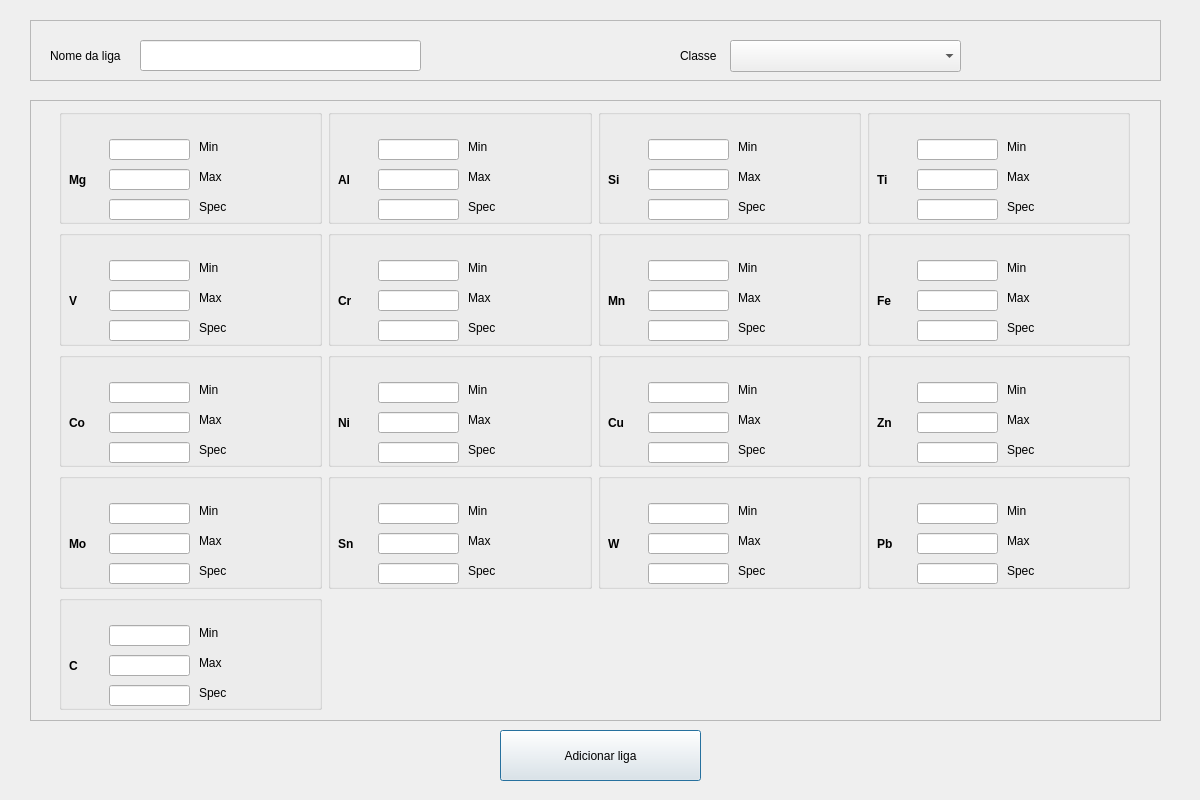
Qt form AlloyIdentifier/addtodatabase.ui (CarlaCosenza/AlloyIdentifier) before a commit.
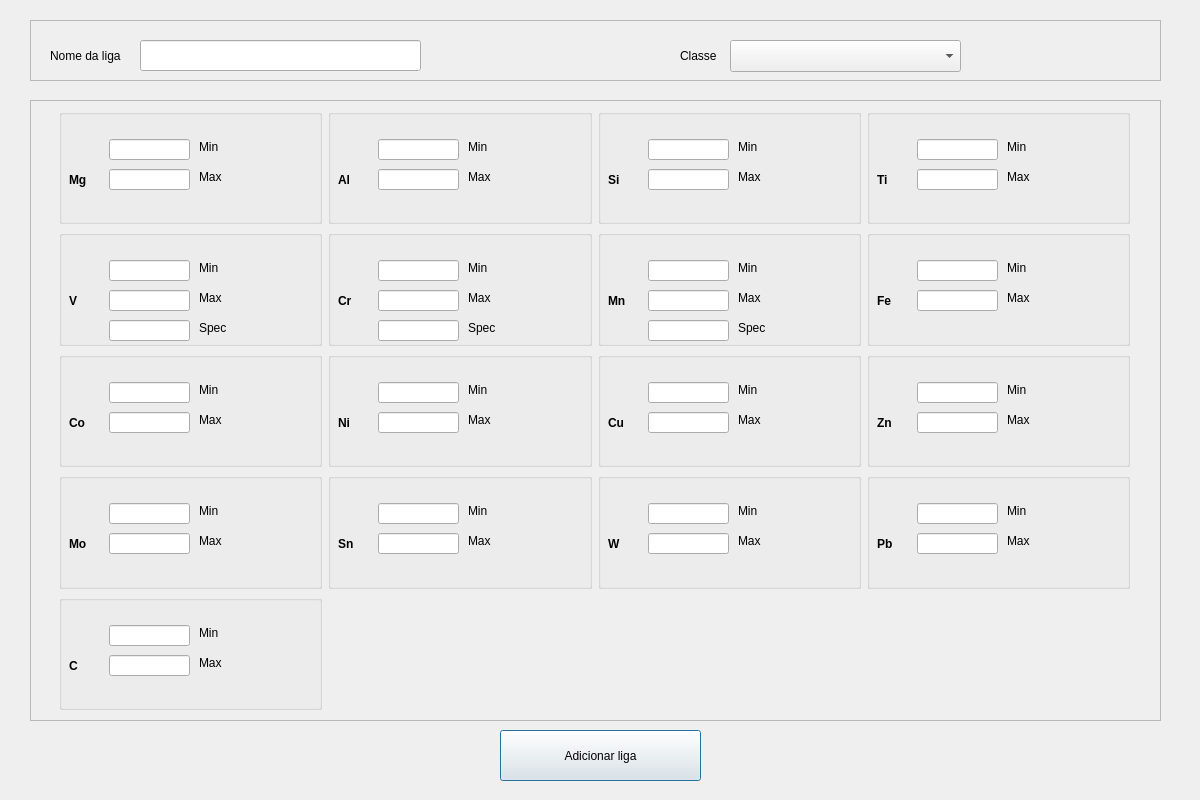
The same form after that commit.

Diff of the .ui file:
```diff
--- a/AlloyIdentifier/addtodatabase.ui
+++ b/AlloyIdentifier/addtodatabase.ui
@@ -189,29 +189,6 @@
          </rect>
         </property>
        </widget>
-       <widget class="QLineEdit" name="alSpec">
-        <property name="geometry">
-         <rect>
-          <x>50</x>
-          <y>90</y>
-          <width>81</width>
-          <height>21</height>
-         </rect>
-        </property>
-       </widget>
-       <widget class="QLabel" name="label_18">
-        <property name="geometry">
-         <rect>
-          <x>140</x>
-          <y>90</y>
-          <width>58</width>
-          <height>16</height>
-         </rect>
-        </property>
-        <property name="text">
-         <string>Spec</string>
-        </property>
-       </widget>
       </widget>
      </item>
      <item row="1" column="2">
@@ -391,29 +368,6 @@
          </rect>
         </property>
        </widget>
-       <widget class="QLineEdit" name="siSpec">
-        <property name="geometry">
-         <rect>
-          <x>50</x>
-          <y>90</y>
-          <width>81</width>
-          <height>21</height>
-         </rect>
-        </property>
-       </widget>
-       <widget class="QLabel" name="label_22">
-        <property name="geometry">
-         <rect>
-          <x>140</x>
-          <y>90</y>
-          <width>58</width>
-          <height>16</height>
-         </rect>
-        </property>
-        <property name="text">
-         <string>Spec</string>
-        </property>
-       </widget>
       </widget>
      </item>
      <item row="4" column="0">
@@ -492,29 +446,6 @@
          </rect>
         </property>
        </widget>
-       <widget class="QLineEdit" name="cSpec">
-        <property name="geometry">
-         <rect>
-          <x>50</x>
-          <y>90</y>
-          <width>81</width>
-          <height>21</height>
-         </rect>
-        </property>
-       </widget>
-       <widget class="QLabel" name="label_38">
-        <property name="geometry">
-         <rect>
-          <x>140</x>
-          <y>90</y>
-          <width>58</width>
-          <height>16</height>
-         </rect>
-        </property>
-        <property name="text">
-         <string>Spec</string>
-        </property>
-       </widget>
       </widget>
      </item>
      <item row="2" column="2">
@@ -593,29 +524,6 @@
          </rect>
         </property>
        </widget>
-       <widget class="QLineEdit" name="cuSpec">
-        <property name="geometry">
-         <rect>
-          <x>50</x>
-          <y>90</y>
-          <width>81</width>
-          <height>21</height>
-         </rect>
-        </property>
-       </widget>
-       <widget class="QLabel" name="label_46">
-        <property name="geometry">
-         <rect>
-          <x>140</x>
-          <y>90</y>
-          <width>58</width>
-          <height>16</height>
-         </rect>
-        </property>
-        <property name="text">
-         <string>Spec</string>
-        </property>
-       </widget>
       </widget>
      </item>
      <item row="0" column="3">
@@ -694,29 +602,6 @@
          </rect>
         </property>
        </widget>
-       <widget class="QLineEdit" name="tiSpec">
-        <property name="geometry">
-         <rect>
-          <x>50</x>
-          <y>90</y>
-          <width>81</width>
-          <height>21</height>
-         </rect>
-        </property>
-       </widget>
-       <widget class="QLabel" name="label_14">
-        <property name="geometry">
-         <rect>
-          <x>140</x>
-          <y>90</y>
-          <width>58</width>
-          <height>16</height>
-         </rect>
-        </property>
-        <property name="text">
-         <string>Spec</string>
-        </property>
-       </widget>
       </widget>
      </item>
      <item row="0" column="0">
@@ -795,29 +680,6 @@
          </rect>
         </property>
        </widget>
-       <widget class="QLineEdit" name="mgSpec">
-        <property name="geometry">
-         <rect>
-          <x>50</x>
-          <y>90</y>
-          <width>81</width>
-          <height>21</height>
-         </rect>
-        </property>
-       </widget>
-       <widget class="QLabel" name="label_6">
-        <property name="geometry">
-         <rect>
-          <x>140</x>
-          <y>90</y>
-          <width>58</width>
-          <height>16</height>
-         </rect>
-        </property>
-        <property name="text">
-         <string>Spec</string>
-        </property>
-       </widget>
       </widget>
      </item>
      <item row="3" column="2">
@@ -896,29 +758,6 @@
          </rect>
         </property>
        </widget>
-       <widget class="QLineEdit" name="wSpec">
-        <property name="geometry">
-         <rect>
-          <x>50</x>
-          <y>90</y>
-          <width>81</width>
-          <height>21</height>
-         </rect>
-        </property>
-       </widget>
-       <widget class="QLabel" name="label_50">
-        <property name="geometry">
-         <rect>
-          <x>140</x>
-          <y>90</y>
-          <width>58</width>
-          <height>16</height>
-         </rect>
-        </property>
-        <property name="text">
-         <string>Spec</string>
-        </property>
-       </widget>
       </widget>
      </item>
      <item row="3" column="1">
@@ -997,29 +836,6 @@
          </rect>
         </property>
        </widget>
-       <widget class="QLineEdit" name="snSpec">
-        <property name="geometry">
-         <rect>
-          <x>50</x>
-          <y>90</y>
-          <width>81</width>
-          <height>21</height>
-         </rect>
-        </property>
-       </widget>
-       <widget class="QLabel" name="label_34">
-        <property name="geometry">
-         <rect>
-          <x>140</x>
-          <y>90</y>
-          <width>58</width>
-          <height>16</height>
-         </rect>
-        </property>
-        <property name="text">
-         <string>Spec</string>
-        </property>
-       </widget>
       </widget>
      </item>
      <item row="3" column="0">
@@ -1098,29 +914,6 @@
          </rect>
         </property>
        </widget>
-       <widget class="QLineEdit" name="moSpec">
-        <property name="geometry">
-         <rect>
-          <x>50</x>
-          <y>90</y>
-          <width>81</width>
-          <height>21</height>
-         </rect>
-        </property>
-       </widget>
-       <widget class="QLabel" name="label_30">
-        <property name="geometry">
-         <rect>
-          <x>140</x>
-          <y>90</y>
-          <width>58</width>
-          <height>16</height>
-         </rect>
-        </property>
-        <property name="text">
-         <string>Spec</string>
-        </property>
-       </widget>
       </widget>
      </item>
      <item row="3" column="3">
@@ -1199,29 +992,6 @@
          </rect>
         </property>
        </widget>
-       <widget class="QLineEdit" name="pbSpec">
-        <property name="geometry">
-         <rect>
-          <x>50</x>
-          <y>90</y>
-          <width>81</width>
-          <height>21</height>
-         </rect>
-        </property>
-       </widget>
-       <widget class="QLabel" name="label_26">
-        <property name="geometry">
-         <rect>
-          <x>140</x>
-          <y>90</y>
-          <width>58</width>
-          <height>16</height>
-         </rect>
-        </property>
-        <property name="text">
-         <string>Spec</string>
-        </property>
-       </widget>
       </widget>
      </item>
      <item row="2" column="3">
@@ -1300,29 +1070,6 @@
          </rect>
         </property>
        </widget>
-       <widget class="QLineEdit" name="znSpec">
-        <property name="geometry">
-         <rect>
-          <x>50</x>
-          <y>90</y>
-          <width>81</width>
-          <height>21</height>
-         </rect>
-        </property>
-       </widget>
-       <widget class="QLabel" name="label_54">
-        <property name="geometry">
-         <rect>
-          <x>140</x>
-          <y>90</y>
-          <width>58</width>
-          <height>16</height>
-         </rect>
-        </property>
-        <property name="text">
-         <string>Spec</string>
-        </property>
-       </widget>
       </widget>
      </item>
      <item row="1" column="3">
@@ -1401,29 +1148,6 @@
          </rect>
         </property>
        </widget>
-       <widget class="QLineEdit" name="feSpec">
-        <property name="geometry">
-         <rect>
-          <x>50</x>
-          <y>90</y>
-          <width>81</width>
-          <height>21</height>
-         </rect>
-        </property>
-       </widget>
-       <widget class="QLabel" name="label_58">
-        <property name="geometry">
-         <rect>
-          <x>140</x>
-          <y>90</y>
-          <width>58</width>
-          <height>16</height>
-         </rect>
-        </property>
-        <property name="text">
-         <string>Spec</string>
-        </property>
-       </widget>
       </widget>
      </item>
      <item row="2" column="1">
@@ -1502,29 +1226,6 @@
          </rect>
         </property>
        </widget>
-       <widget class="QLineEdit" name="niSpec">
-        <property name="geometry">
-         <rect>
-          <x>50</x>
-          <y>90</y>
-          <width>81</width>
-          <height>21</height>
-         </rect>
-        </property>
-       </widget>
-       <widget class="QLabel" name="label_62">
-        <property name="geometry">
-         <rect>
-          <x>140</x>
-          <y>90</y>
-          <width>58</width>
-          <height>16</height>
-         </rect>
-        </property>
-        <property name="text">
-         <string>Spec</string>
-        </property>
-       </widget>
       </widget>
      </item>
      <item row="2" column="0">
@@ -1603,29 +1304,6 @@
          </rect>
         </property>
        </widget>
-       <widget class="QLineEdit" name="coSpec">
-        <property name="geometry">
-         <rect>
-          <x>50</x>
-          <y>90</y>
-          <width>81</width>
-          <height>21</height>
-         </rect>
-        </property>
-       </widget>
-       <widget class="QLabel" name="label_66">
-        <property name="geometry">
-         <rect>
-          <x>140</x>
-          <y>90</y>
-          <width>58</width>
-          <height>16</height>
-         </rect>
-        </property>
-        <property name="text">
-         <string>Spec</string>
-        </property>
-       </widget>
       </widget>
      </item>
      <item row="1" column="0">
```
